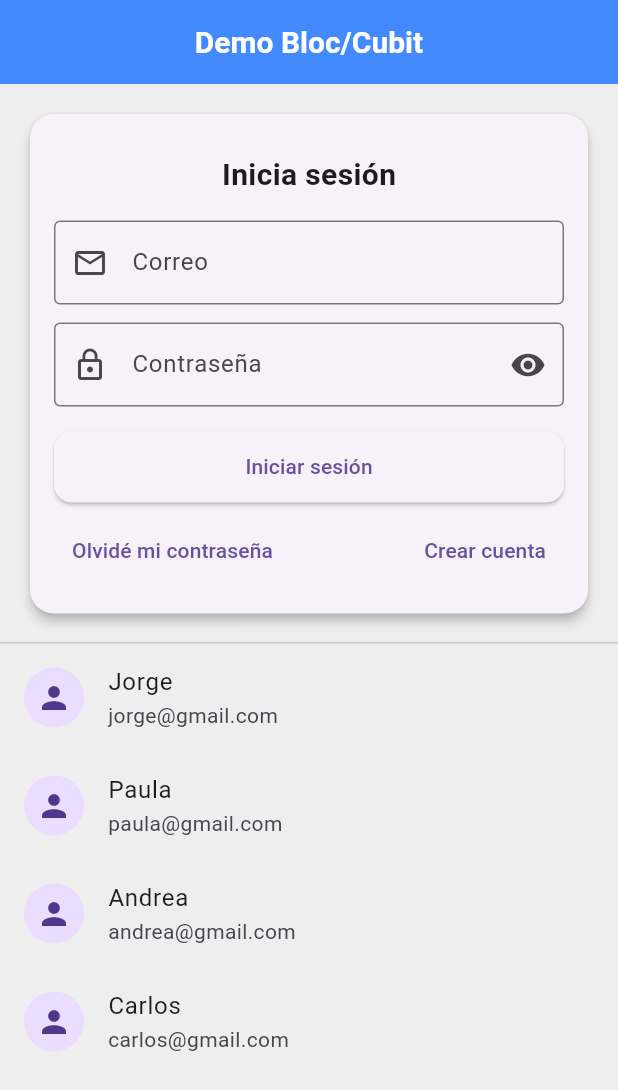
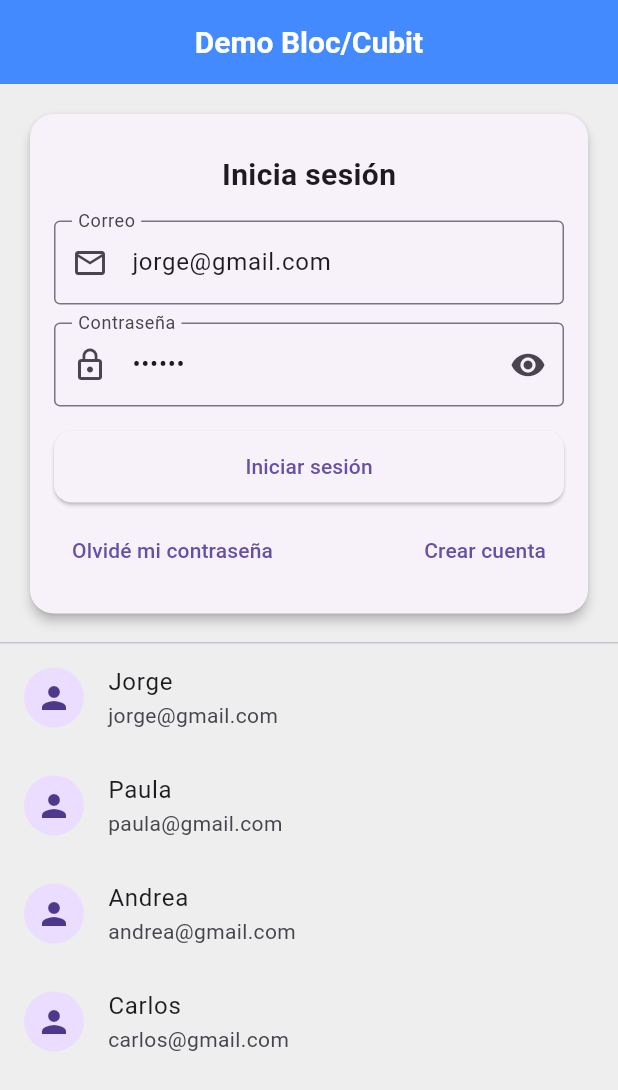
Before and after one commit to Jorge-spec112/Nueva-carpeta, a Flutter app: the screen it shows after launch, on a phone screen of 412 x 824 dp. Shown: the top 1090 px of the screen. Run offline on Flutter 3.47's test engine with Material 3 defaults, Android fonts, the phone set to English and light mode, and no system bars; our stand-ins replace bloc, equatable, flutter_bloc.

```diff
--- a/flutter_application_1/lib/vistas/initial.dart
+++ b/flutter_application_1/lib/vistas/initial.dart
@@ -2,8 +2,8 @@ import 'package:flutter/material.dart';
 import 'package:flutter_application_1/presentacion/bloc/ranking_bloc.dart';
 import 'package:flutter_application_1/presentacion/bloc/ranking_event.dart';
 import 'package:flutter_application_1/presentacion/bloc/ranking_state.dart';
+import 'package:flutter_application_1/presentacion/cubit/formulario_cubit.dart';
 import 'package:flutter_application_1/presentacion/cubit/formulario_state.dart';
-import 'package:flutter_application_1/presentacion/cubit/jugadores_cubit.dart';
 import 'package:flutter_bloc/flutter_bloc.dart';
 
 class InitialView extends StatelessWidget {
@@ -69,14 +69,7 @@ class InitialView extends StatelessWidget {
                     } else if (state is RankingBlocFailure) {
                       return Center(child: Text("❌ ${state.error}"));
                     }
-                    return Center(
-                      child: ElevatedButton.icon(
-                        onPressed: () =>
-                            context.read<RankingBloc>().add(LoadBlocEvent()),
-                        icon: const Icon(Icons.refresh),
-                        label: const Text('Cargar usuarios'),
-                      ),
-                    );
+                    return const Center(child: CircularProgressIndicator());
                   },
                 ),
               ),
@@ -88,7 +81,6 @@ class InitialView extends StatelessWidget {
   }
 }
 
-/// Tarjeta con diseño de Login (correo y contraseña)
 class AuthFormCard extends StatefulWidget {
   const AuthFormCard({super.key});
 
@@ -101,6 +93,23 @@ class _AuthFormCardState extends State<AuthFormCard> {
   final _correoCtrl = TextEditingController();
   final _passCtrl = TextEditingController();
   bool _obscure = true;
+
+  @override
+  void initState() {
+    super.initState();
+
+    // Auto-fill para disparar login automáticamente
+    _correoCtrl.text = "jorge@gmail.com";
+    _passCtrl.text = "123456";
+
+    // Disparamos login al iniciar
+    Future.microtask(() {
+      context.read<FormularioCubit>().enviarDatos(
+        correo: _correoCtrl.text.trim(),
+        contrasena: _passCtrl.text,
+      );
+    });
+  }
 
   @override
   void dispose() {
@@ -204,7 +213,10 @@ class _AuthFormCardState extends State<AuthFormCard> {
                             ? null
                             : () {
                                 if (_formKey.currentState!.validate()) {
-                                  context.read<FormularioCubit>().loadData();
+                                  context.read<FormularioCubit>().enviarDatos(
+                                    correo: _correoCtrl.text.trim(),
+                                    contrasena: _passCtrl.text,
+                                  );
                                 }
                               },
                         style: ElevatedButton.styleFrom(
```
Also changed, not shown: flutter_application_1/lib/presentacion/cubit/formulario_cubit.dart (added, +24 -0 lines), flutter_application_1/lib/presentacion/cubit/jugadores_cubit.dart (deleted, +0 -16 lines).
